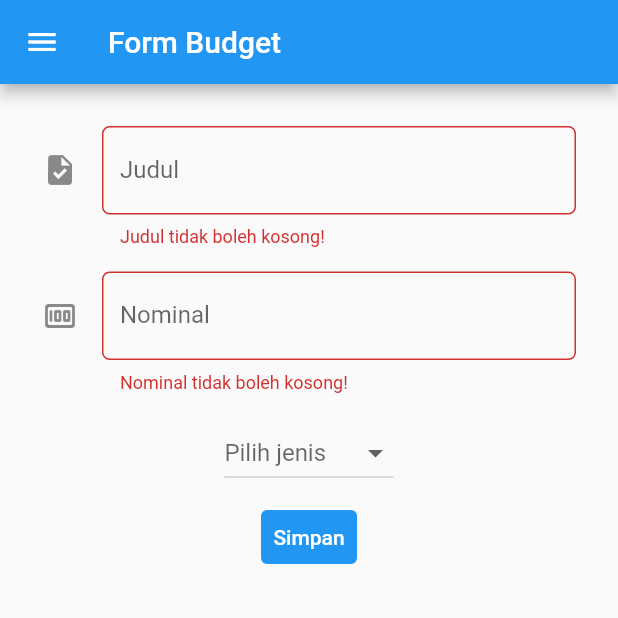
After one commit to rafitohumam/pbp-flutter-lab, a Flutter app: the MyFormPage screen opened directly, after a tap on "Simpan", on a phone screen of 412 x 824 dp, the top half of it. The commit adds this screen. Run offline on Flutter 3.47's test engine with Material 2 defaults, Android fonts, the phone set to English and light mode, and no system bars.

Commit message:
Update tugas 8

```diff
--- /dev/null
+++ b/lib/form.dart
@@ -0,0 +1,263 @@
+import 'package:counter_7/main.dart';
+import 'package:counter_7/data.dart';
+import 'package:flutter/material.dart';
+
+void main() {
+  runApp(const MyFormPage());
+}
+
+var listBudget = [];
+
+class Budget {
+  String judulBudget = "";
+  int nominalBudget = 0;
+  String jenisBudget = "";
+
+  Budget(String judul, int nominal, String jenis){
+    judulBudget = judul;
+    nominalBudget = nominal;
+    jenisBudget = jenis;
+  }
+}
+
+class MyFormPage extends StatefulWidget {
+  const MyFormPage({super.key});
+
+  @override
+  State<MyFormPage> createState() => _MyFormPageState();
+}
+
+class _MyFormPageState extends State<MyFormPage> {
+  final _formKey = GlobalKey<FormState>();
+  String _judulBudget = "";
+  int _nominalBudget = 0;
+  String _jenisBudget = "";
+  List<String> listJenisBudget = ['Pemasukan', 'Pengeluaran'];
+
+  @override
+  Widget build(BuildContext context) {
+    return Scaffold(
+      appBar: AppBar(
+        title: Text('Form Budget'),
+      ),
+      drawer: Drawer(
+        child: Column(
+          children: [
+            // Menambahkan clickable menu
+            ListTile(
+              title: const Text('Counter'),
+              onTap: () {
+                // Route menu ke halaman utama
+                Navigator.pushReplacement(
+                  context,
+                  MaterialPageRoute(builder: (context) => const MyHomePage()),
+                );
+              },
+            ),
+            ListTile(
+              title: const Text('Tambah Budget'),
+              onTap: () {
+                // Route menu ke halaman form
+                Navigator.pushReplacement(
+                  context,
+                  MaterialPageRoute(builder: (context) => const MyFormPage()),
+                );
+              },
+            ),
+            ListTile(
+              title: const Text('Data Budget'),
+              onTap: () {
+                // Route menu ke halaman form
+                Navigator.pushReplacement(
+                  context,
+                  MaterialPageRoute(builder: (context) => const MyDataPage()),
+                );
+              },
+            ),
+          ],
+        ),
+      ),
+      body: Form(
+        key: _formKey,
+        child: SingleChildScrollView(
+          child: Container(
+            padding: const EdgeInsets.all(20.0),
+            child: Column(
+              children: [
+                Padding(
+                  padding: const EdgeInsets.all(8.0),
+                  child: TextFormField(
+                    decoration: InputDecoration(
+                      hintText: "Contoh: Beli Sate Pacil",
+                      labelText: "Judul",
+                      // Menambahkan icon agar lebih intuitif
+                      icon: const Icon(Icons.task),
+                      // Menambahkan circular border agar lebih rapi
+                      border: OutlineInputBorder(
+                        borderRadius: BorderRadius.circular(5.0),
+                      ),
+                    ),
+                    // Menambahkan behavior saat nama diketik
+                    onChanged: (String? value) {
+                      setState(() {
+                        _judulBudget = value!;
+                      });
+                    },
+                    // Menambahkan behavior saat data disimpan
+                    onSaved: (String? value) {
+                      setState(() {
+                        _judulBudget = value!;
+                      });
+                    },
+                    // Validator sebagai validasi form
+                    validator: (String? value) {
+                      if (value == null || value.isEmpty) {
+                        return 'Judul tidak boleh kosong!';
+                      }
+                      return null;
+                    },
+                  ),
+                ),
+                Padding(
+                  // Menggunakan padding sebesar 8 pixels
+                  padding: const EdgeInsets.all(8.0),
+                  child: TextFormField(
+                    decoration: InputDecoration(
+                      hintText: "Contoh: 80000",
+                      labelText: "Nominal",
+                      // Menambahkan icon agar lebih intuitif
+                      icon: const Icon(Icons.money_rounded),
+                      // Menambahkan circular border agar lebih rapi
+                      border: OutlineInputBorder(
+                        borderRadius: BorderRadius.circular(5.0),
+                      ),
+                    ),
+                    keyboardType: TextInputType.number,
+                    // Menambahkan behavior saat nominal diketik
+                    onChanged: (String? value) {
+                      setState(() {
+                        if (value == null || value.isEmpty) {
+                          _nominalBudget = 0;
+                        } else {
+                          _nominalBudget = int.parse(value);
+                        }
+                      });
+                    },
+                    // Menambahkan behavior saat data disimpan
+                    onSaved: (String? value) {
+                      setState(() {
+                        if (value == null || value.isEmpty) {
+                          _nominalBudget = 0;
+                        } else {
+                          _nominalBudget = int.parse(value);
+                        }
+                      });
+                    },
+                    // Validator sebagai validasi form
+                    validator: (String? value) {
+                      if (value == null || value.isEmpty) {
+                        return 'Nominal tidak boleh kosong!';
+                      }
+                      if (int.parse(value) == 0) {
+                        return 'Nominal tidak boleh nol!';
+                      }
+                      return null;
+                    },
+                  ),
+                ),
+                Padding(
+                  padding: const EdgeInsets.all(8.0),
+                  child: DropdownButton<String>(
+                    value: null,
+                    hint: Text(_jenisBudget == '' ? 'Pilih jenis' : _jenisBudget),
+                    items: listJenisBudget.map((String items) {
+                      return DropdownMenuItem(
+                        value: items,
+                        child: Text(items),
+                      );
+                    }).toList(),
+                    onChanged: (String? newValue) {
+                      setState(() {
+                        _jenisBudget = newValue!;
+                      });
+                    },
+                  ),
+                ),
+                TextButton(
+                  style: ButtonStyle(
+                    backgroundColor: MaterialStateProperty.all(Colors.blue),
+                  ),
+                  onPressed: () {
+                    if (_formKey.currentState!.validate()) {
+                      showDialog(
+                        context: context,
+                        builder: (context) {
+                          return Dialog(
+                            shape: RoundedRectangleBorder(
+                              borderRadius: BorderRadius.circular(10),
+                            ),
+                            elevation: 15,
+                            child: ListView(
+                              padding:
+                                const EdgeInsets.only(top: 20, bottom: 20),
+                              shrinkWrap: true,
+                              children: <Widget>[
+                                const Center(child: Text('Informasi Data')),
+                                const SizedBox(height: 20),
+                                Center(
+                                  child: Column(
+                                    crossAxisAlignment:
+                                      CrossAxisAlignment.start,
+                                    children: [
+                                      Text(
+                                        "Judul : $_judulBudget",
+                                        style: const TextStyle(color: Colors.blue),
+                                      ),
+                                      const SizedBox(
+                                        height: 15,
+                                      ),
+                                      Text(
+                                        "Nominal : $_nominalBudget",
+                                        style: const TextStyle(color: Colors.blue),
+                                      ),
+                                      const SizedBox(
+                                        height: 15,
+                                      ),
+                                      Text(
+                                        "Jenis : $_jenisBudget",
+                                        style: const TextStyle(color: Colors.blue),
+                                      ),
+                                      const SizedBox(
+                                        height: 15,
+                                      ),
+                                    ],
+                                  ),
+                          ),
+                            TextButton(
+                              style: ButtonStyle(
+                                backgroundColor: MaterialStateProperty.all(Colors.black),
+                              ),
+                              onPressed: () {
+                                Navigator.pop(context);
+                                Budget budget = Budget(_judulBudget, _nominalBudget, _jenisBudget);
+                                listBudget.add(budget);
+                              },
+                              child: const Text("SUBMIT"),
+                            ),
+                            ]),
+                        );
+                      },
+                    );
+                  }
+                },
+                child: const Text("Simpan", style: TextStyle(color: Colors.white),
+                ),
+                ),
+              ],
+            ),
+          ),
+        ),
+      ),
+    );
+  }
+}
```
Also changed, not shown: lib/data.dart (added, +125 -0 lines), lib/main.dart (+44 -23 lines), 6 other files.
